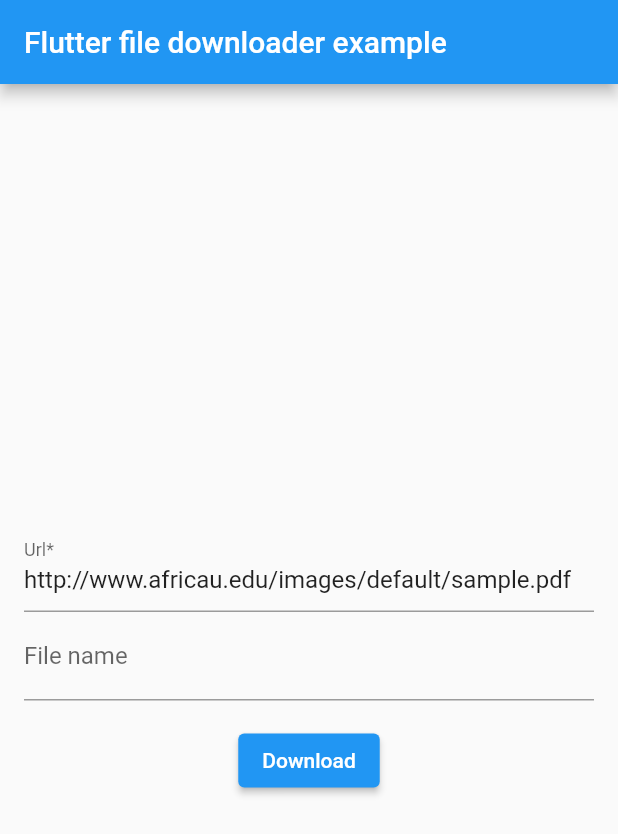
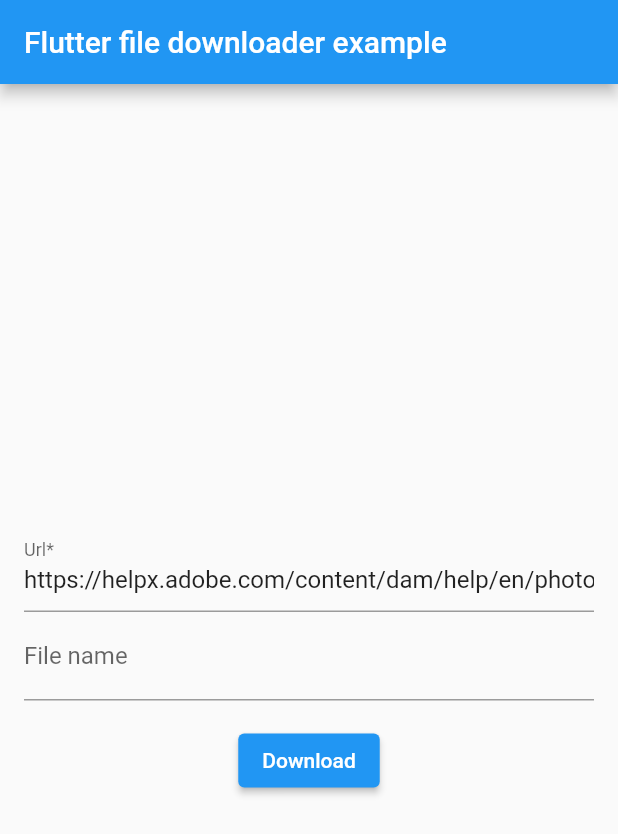
Before and after one commit to abdallah-odeh/flutter_file_downloader, a Flutter app: the screen it shows after launch, after a tap on "Download", on a phone screen of 412 x 824 dp. Shown: the top 834 px of the screen. Run offline on Flutter 3.47's test engine with Material 2 defaults, Android fonts, the phone set to English and light mode, and no system bars.

Commit message:
13-05-2022

```diff
--- a/example/lib/main.dart
+++ b/example/lib/main.dart
@@ -13,11 +13,12 @@ class MyApp extends StatefulWidget {
 }
 
 class _MyAppState extends State<MyApp> {
+  double? _progress;
   String _status = '';
   final TextEditingController url = TextEditingController(
     text:
-      'http://www.africau.edu/images/default/sample.pdf',
-        // 'https://helpx.adobe.com/content/dam/help/en/photoshop/using/convert-color-image-black-white/jcr_content/main-pars/before_and_after/image-before/Landscape-Color.jpg',
+      // 'http://www.africau.edu/images/default/sample.pdf',
+        'https://helpx.adobe.com/content/dam/help/en/photoshop/using/convert-color-image-black-white/jcr_content/main-pars/before_and_after/image-before/Landscape-Color.jpg',
   );
   final TextEditingController name = TextEditingController();
 
@@ -37,6 +38,12 @@ class _MyAppState extends State<MyApp> {
                 Text(_status, textAlign: TextAlign.center),
                 const SizedBox(height: 16),
               ],
+              if (_progress != null) ...[
+                CircularProgressIndicator(
+                  value: _progress! / 100,
+                ),
+                const SizedBox(height: 16),
+              ],
               TextField(
                 controller: url,
                 decoration: const InputDecoration(label: Text('Url*')),
@@ -51,13 +58,22 @@ class _MyAppState extends State<MyApp> {
                     url: url.text.trim(),
                     name: name.text.trim(),
                     onProgress: (name, progress) {
-                      setState(() => _status = 'Progress: $progress%');
+                      setState(() {
+                        _progress = progress;
+                        _status = 'Progress: $progress%';
+                      });
                     },
                     onDownloadCompleted: (path) {
-                      setState(() => _status = 'File downloaded to: $path');
+                      setState(() {
+                        _progress = null;
+                        _status = 'File downloaded to: $path';
+                      });
                     },
                     onDownloadError: (error) {
-                      setState(() => _status = 'Download error: $error');
+                      setState(() {
+                        _progress = null;
+                        _status = 'Download error: $error';
+                      });
                     });
                 debugPrint('file path: ${file?.path}');
               }, child: const Text('Download')),
--- a/lib/flutter_file_downloader.dart
+++ b/lib/flutter_file_downloader.dart
@@ -53,7 +53,7 @@ class FileDownloader {
     if (!Platform.isAndroid) {
       debugPrint(
           '[flutter_file_downloader] this plugin currently supports only android platform');
-      return null;
+      return Future.value(null);
     }
     if (!(Uri.tryParse(url)?.hasAbsolutePath ?? false)) {
       throw Exception(
--- a/pubspec.yaml
+++ b/pubspec.yaml
@@ -1,7 +1,7 @@
 name: flutter_file_downloader
 description: A simple flutter plugin that downloads any file type to downloads directory
-version: 1.0.7
-homepage: https://github.com/abdallah-odeh/flutter_files_downloader.git
+version: 1.0.9
+homepage: https://github.com/abdallah-odeh/flutter_files_downloader
 
 environment:
   sdk: ">=2.12.0 <3.0.0"
```
Also changed, not shown: 2 other files.
